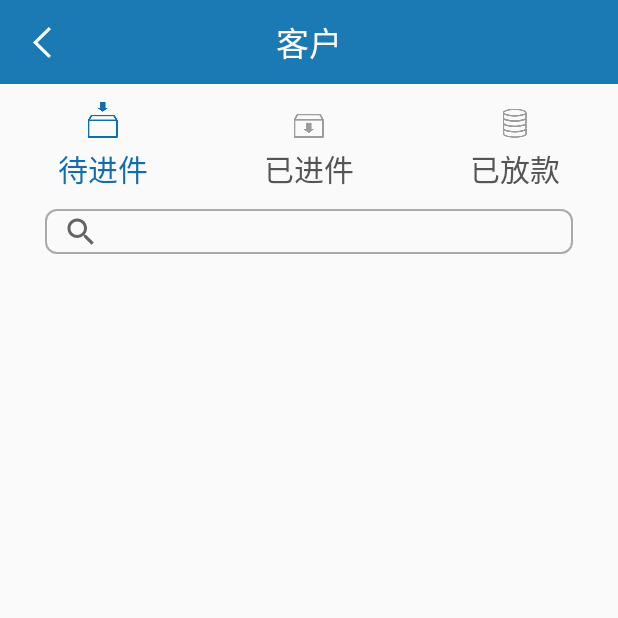
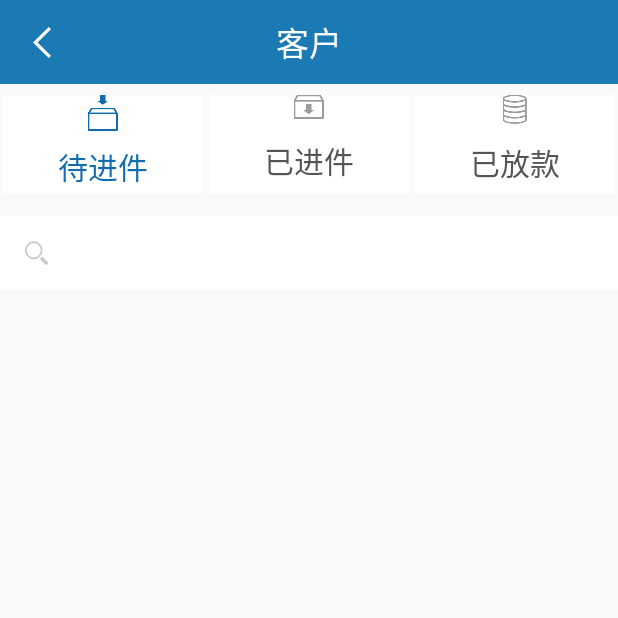
Before and after one commit to z453240360/TongShan, an Android app: the KeHuActivity screen opened directly, with no data from a screen before it, on a phone screen of 412 x 824 dp, the top half of it. Run offline under Robolectric (Android 15) with nearby library versions, the phone set to English and light mode, and no system bars; network calls fail.

Commit message:
修改XML

```diff
--- a/MyApplication/app/src/main/java/com/ts888/tongshan/tongshan/activity/KeHuActivity.java
+++ b/MyApplication/app/src/main/java/com/ts888/tongshan/tongshan/activity/KeHuActivity.java
@@ -7,12 +7,14 @@ import android.graphics.Color;
 import android.support.v4.app.FragmentManager;
 import android.support.v7.app.AppCompatActivity;
 import android.os.Bundle;
+import android.support.v7.widget.SearchView;
 import android.support.v7.widget.Toolbar;
 import android.util.Log;
 import android.view.Menu;
 import android.view.MenuItem;
 import android.view.Window;
 import android.view.WindowManager;
+import android.widget.ImageView;
 import android.widget.RadioGroup;
 
 import com.ts888.tongshan.tongshan.R;
@@ -34,6 +36,7 @@ public class KeHuActivity extends AppCompatActivity implements IMainView{
     private SharedPreferences sharedPreferences;
     private String token;
     private Toolbar toolbar;
+    private SearchView searchView;
 
     @Override
     protected void onCreate(Bundle savedInstanceState) {
@@ -43,6 +46,10 @@ public class KeHuActivity extends AppCompatActivity implements IMainView{
         setContentView(R.layout.activity_ke_hu);
 
         toolbar = (Toolbar) findViewById(R.id.toolbars_kehu_activity);
+        searchView = (SearchView) findViewById(R.id.searchView);
+        ImageView searchButton = (ImageView)searchView.findViewById(R.id.search_button);
+        searchButton.setImageResource(R.mipmap.sousuo);
+
         setSupportActionBar(toolbar);
         toolbar.setNavigationIcon(R.mipmap.zuojiantou);
         getSupportActionBar().setHomeButtonEnabled(true);
--- a/MyApplication/app/src/main/res/layout/activity_ke_hu.xml
+++ b/MyApplication/app/src/main/res/layout/activity_ke_hu.xml
@@ -29,16 +29,17 @@
     <RadioGroup
         android:id="@+id/mRg_kehu"
         android:layout_width="match_parent"
-        android:layout_height="wrap_content"
+        android:layout_height="70dp"
         android:layout_below="@id/toolbars_kehu_activity"
-        android:layout_marginTop="10dp"
+        android:layout_marginTop="5dp"
         android:orientation="horizontal">
 
         <RadioButton
+            android:background="#ffffff"
             android:clickable="false"
             android:id="@+id/mRb_shouye_kehu"
             android:layout_width="0dp"
-            android:layout_height="wrap_content"
+            android:layout_height="match_parent"
             android:layout_margin="2dp"
             android:layout_weight="1"
             android:button="@null"
@@ -52,10 +53,11 @@
             android:textSize="20sp" />
 
         <RadioButton
+            android:background="#ffffff"
             android:clickable="false"
             android:id="@+id/mRb_xiaoxi_kehu"
             android:layout_width="0dp"
-            android:layout_height="wrap_content"
+            android:layout_height="match_parent"
             android:layout_margin="2dp"
             android:layout_weight="1"
             android:button="@null"
@@ -68,10 +70,11 @@
             android:textSize="20sp" />
 
         <RadioButton
+            android:background="#ffffff"
             android:clickable="false"
             android:id="@+id/mRb_gengduo_kehu"
             android:layout_width="0dp"
-            android:layout_height="wrap_content"
+            android:layout_height="match_parent"
             android:layout_margin="2dp"
             android:layout_weight="1"
             android:button="@null"
@@ -88,21 +91,16 @@
         android:id="@+id/searchView"
         android:layout_width="match_parent"
         android:gravity="center"
-        android:layout_height="30dp"
+        android:layout_height="50dp"
         android:layout_below="@id/mRg_kehu"
-        android:layout_marginLeft="30dp"
-        android:layout_marginRight="30dp"
-        android:layout_marginTop="10dp"
-        android:background="@drawable/yuanjiaoser"
+        android:layout_marginTop="12dp"
+        android:background="#ffffff"
         android:queryHint="搜索" />
-
 
     <FrameLayout
         android:id="@+id/mFl_kehu"
         android:layout_width="match_parent"
         android:layout_height="match_parent"
         android:layout_below="@id/searchView"
-        android:layout_marginLeft="15dp"
-        android:layout_marginRight="15dp"
-        android:layout_marginTop="20dp" />
+        android:layout_marginTop="12dp" />
 </RelativeLayout>
--- a/MyApplication/app/src/main/res/layout/adapter_kehu.xml
+++ b/MyApplication/app/src/main/res/layout/adapter_kehu.xml
@@ -3,7 +3,9 @@
     xmlns:android="http://schemas.android.com/apk/res/android"
     android:layout_margin="3dp"
     android:layout_width="match_parent"
-    android:layout_height="120dp">
+    android:paddingTop="5dp"
+    android:background="#ffffff"
+    android:layout_height="100dp">
 
     <TextView
         android:layout_marginTop="5dp"
```
